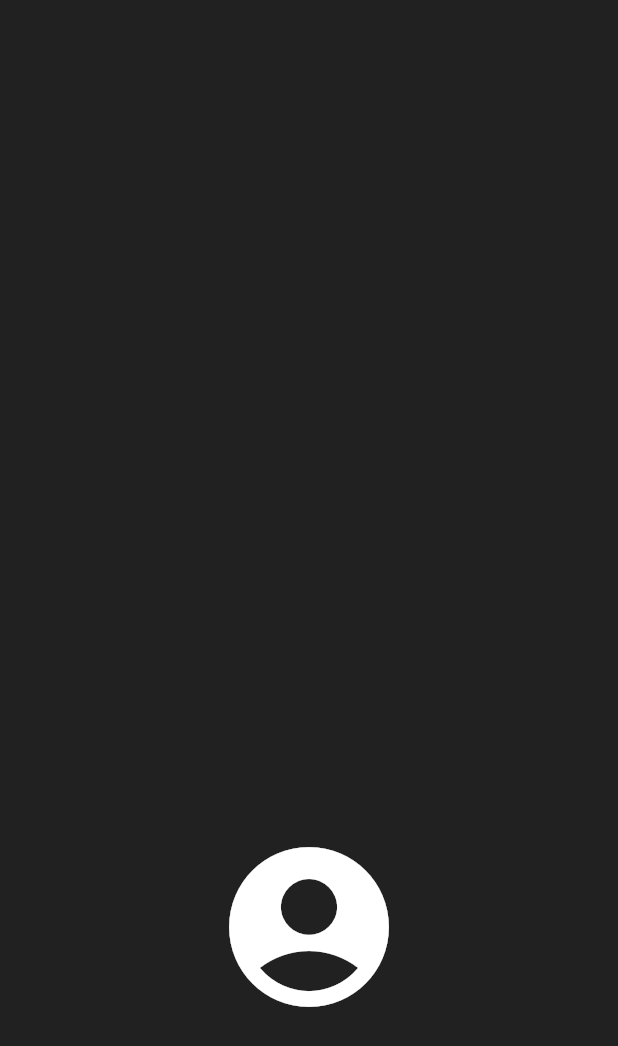
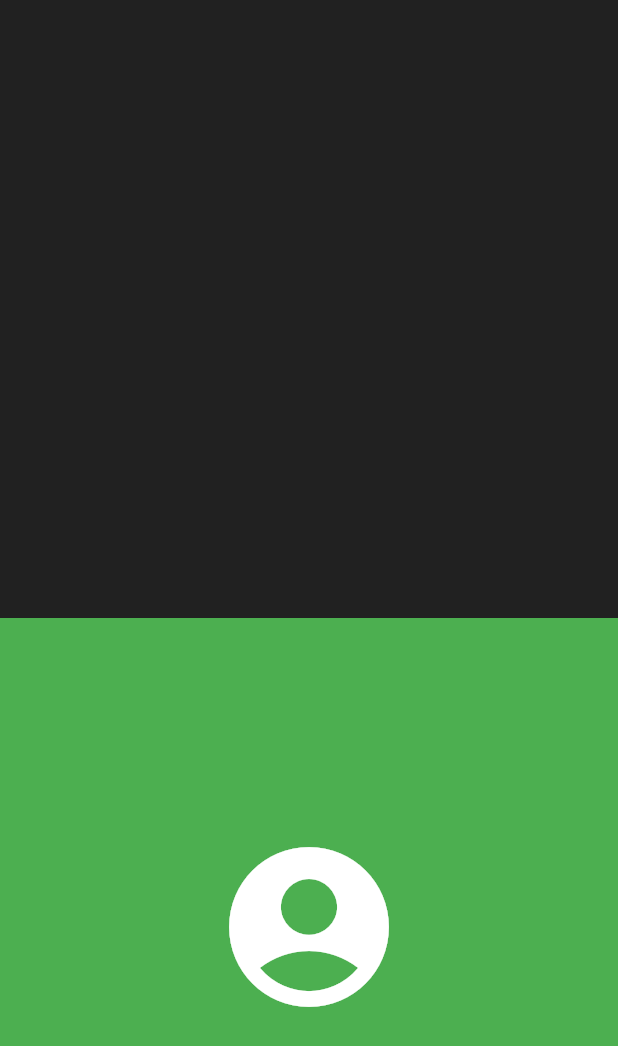
Before and after one commit to msmurali/flutter-challenges, a Flutter app: the screen it shows after launch, on a phone screen of 412 x 824 dp. Shown: the top 1046 px of the screen. Run offline on Flutter 3.47's test engine with Material 2 defaults, Android fonts, the phone set to English and light mode, and no system bars.

Commit message:
update rotating_page_view/home_page

```diff
--- a/lib/challenges/rotating_page_view/home_page.dart
+++ b/lib/challenges/rotating_page_view/home_page.dart
@@ -37,8 +37,8 @@ class _HomePageState extends State<HomePage> {
             builder: (context) {
               return Align(
                 alignment: Alignment.bottomCenter,
-                child: SizedBox(
-                  height: MediaQuery.of(context).size.width,
+                child: SizedBox.square(
+                  dimension: MediaQuery.of(context).size.width,
                   child: PageViewPage(),
                 ),
               );
@@ -64,7 +64,7 @@ class _PageViewPageState extends State<PageViewPage> {
   void initState() {
     _pages = [
       Container(
-        color: Colors.grey[900],
+        color: Colors.green,
         child: Center(
           child: Icon(
             Icons.account_circle,
@@ -73,7 +73,7 @@ class _PageViewPageState extends State<PageViewPage> {
         ),
       ),
       Container(
-        color: Colors.grey[900],
+        color: Colors.blue,
         child: Center(
           child: Icon(
             Icons.security,
@@ -82,7 +82,7 @@ class _PageViewPageState extends State<PageViewPage> {
         ),
       ),
       Container(
-        color: Colors.grey[900],
+        color: Colors.brown,
         child: Center(
           child: Icon(
             Icons.graphic_eq_sharp,
@@ -105,13 +105,40 @@ class _PageViewPageState extends State<PageViewPage> {
     return PageView.builder(
       physics: const BouncingScrollPhysics(),
       itemBuilder: (context, index) {
-        return Transform(
-          transform: Matrix4.rotationZ(_currentPage! - index),
-          child: _pages[index],
-          origin: Offset(MediaQuery.of(context).size.width,
-              MediaQuery.of(context).size.width),
-          alignment: Alignment.bottomRight,
-        );
+        if (_currentPage!.floor() + 1 == index) {
+          return Transform.rotate(
+            child: Container(
+              child: _pages[index],
+              decoration: BoxDecoration(
+                border: Border.all(color: Colors.red, width: 2.0),
+              ),
+            ),
+            angle: pi * (_currentPage! - index),
+            alignment: Alignment.topRight,
+          );
+        } else if (_currentPage!.floor() - 1 == index - 1) {
+          return Transform.rotate(
+            child: Container(
+              child: _pages[index],
+              decoration: BoxDecoration(
+                border: Border.all(color: Colors.green, width: 2.0),
+              ),
+            ),
+            angle: pi * (_currentPage! - index),
+            alignment: Alignment.bottomRight,
+          );
+        } else {
+          return Transform.rotate(
+            angle: pi * (_currentPage! - index),
+            alignment: Alignment.topRight,
+            child: Container(
+              child: _pages[index],
+              decoration: BoxDecoration(
+                border: Border.all(color: Colors.red, width: 2.0),
+              ),
+            ),
+          );
+        }
       },
       scrollDirection: Axis.vertical,
       controller: _controller,
```
